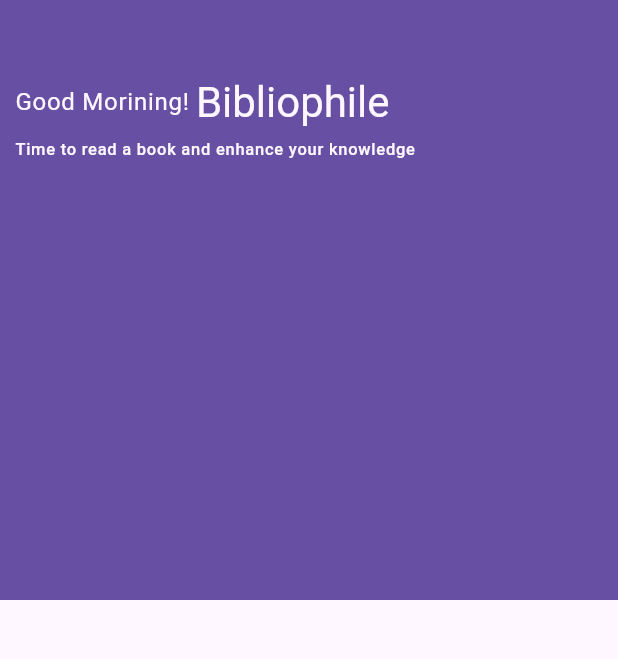
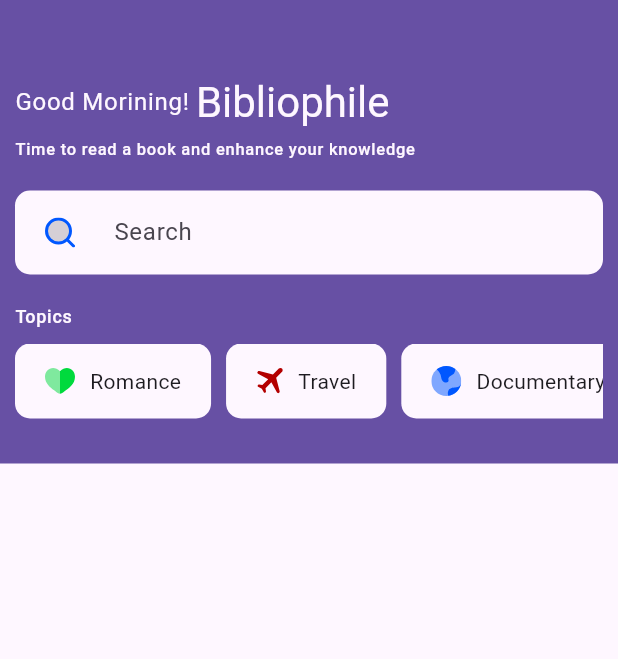
Before and after one commit to shreeya-a/project-7th-BookHub, a Flutter app: the HomeScreen screen opened directly, on a phone screen of 412 x 824 dp, the part 150-809 px from its top. Run offline on Flutter 3.47's test engine with Material 3 defaults, Android fonts, the light colour scheme and no system bars; our stand-ins replace flutter_svg, get; project files that could hold a hidden picture were left out.

Commit message:
Search and Categories section

```diff
--- /dev/null
+++ b/lib/Models/Data.dart
@@ -0,0 +1,18 @@
+var categoryData = [
+  {
+    "icon": "Assets/Icons/heart.svg",
+    "label": "Romance",
+  },
+  {
+    "icon": "Assets/Icons/plane.svg",
+    "label": "Travel",
+  },
+  {
+    "icon": "Assets/Icons/world.svg",
+    "label": "Documentary",
+  },
+  {
+    "icon": "Assets/Icons/heart.svg",
+    "label": "Love Story",
+  },
+];
--- a/lib/Screens/HomeScreen/HomeScreen.dart
+++ b/lib/Screens/HomeScreen/HomeScreen.dart
@@ -1,6 +1,11 @@
-import 'package:flutter/cupertino.dart';
+
 import 'package:flutter/material.dart';
+import 'package:flutter/widgets.dart';
+import 'package:flutter_svg/flutter_svg.dart';
+import 'package:project_7th_bookhub/Models/Data.dart';
 import 'package:project_7th_bookhub/Screens/HomeScreen/Widgets/AppBar.dart';
+import 'package:project_7th_bookhub/Screens/HomeScreen/Widgets/CategoryWidget.dart';
+import 'package:project_7th_bookhub/Screens/HomeScreen/Widgets/SearchBar.dart';
 
 class HomeScreen extends StatelessWidget {
   const HomeScreen({super.key});
@@ -11,43 +16,94 @@ class HomeScreen extends StatelessWidget {
       body: Column(
         children: [
           Container(
-            padding: EdgeInsets.all(10),
+            padding: const EdgeInsets.all(10),
             color: Theme.of(context).colorScheme.primary,
-            height: 500,
-            // child: Expanded(
+            // height: 500,
+            child: Expanded(
             child: Row(
               children: [
                 Expanded(
                   child: Column(
                     children: [
-                        SizedBox(height: 50),
+                      const SizedBox(height: 50),
                       //--AppBar--
-                        HomeAppBar(),
+                      const HomeAppBar(),
                       //-- heading content--
-                        SizedBox(height: 50),
+                      const SizedBox(height: 50),
                       Row(
                         children: [
-                            Text("Good Morining! ", style: Theme.of(context).textTheme.bodyLarge?.copyWith(
-                              color: Theme.of(context).colorScheme.background,
+                          Text("Good Morining! ",
+                              style: Theme.of(context)
+                                  .textTheme
+                                  .bodyLarge
+                                  ?.copyWith(
+                                    color: Theme.of(context)
+                                        .colorScheme
+                                        .background,
                                   )),
-                            Text("Bibliophile", style: Theme.of(context).textTheme.headlineMedium?.copyWith(
-                              color: Theme.of(context).colorScheme.background,)
-                            )
+                          Text("Bibliophile",
+                              style: Theme.of(context)
+                                  .textTheme
+                                  .headlineMedium
+                                  ?.copyWith(
+                                    color: Theme.of(context)
+                                        .colorScheme
+                                        .background,
+                                  ))
                         ],
                       ),
-                        SizedBox(height: 5),
+                      const SizedBox(height: 5),
                       Row(
                         children: [
                           Flexible(
-                                child: Text("Time to read a book and enhance your knowledge", style: Theme.of(context).textTheme.labelSmall?.copyWith(
-                                  color: Theme.of(context).colorScheme.background,)
-                                ),
+                            child: Text(
+                                "Time to read a book and enhance your knowledge",
+                                style: Theme.of(context)
+                                    .textTheme
+                                    .labelSmall
+                                    ?.copyWith(
+                                      color: Theme.of(context)
+                                          .colorScheme
+                                          .background,
+                                    )),
                           )
                         ],
                       ),
 
                       // ---Search bar---
+                      const SizedBox(height: 20),
+                      const MyInputTextField(),
 
+                      // ---Categories---
+
+                      const SizedBox(height: 20),
+                      Row(
+                        children: [
+                          Text(
+                            "Topics",
+                            style: Theme.of(context)
+                                .textTheme
+                                .labelMedium
+                                ?.copyWith(
+                                  color:
+                                      Theme.of(context).colorScheme.background,
+                                ),
+                          ),
+                        ],
+                      ),
+                      // Categories types
+                      const SizedBox(height: 10),
+                      SingleChildScrollView(
+                        scrollDirection: Axis.horizontal,
+                        child: Row(
+                            children: categoryData.map(
+                          (e) => CategoryWidget(
+                                  iconPath: e["icon"]!, btnName: e["label"]!),
+                            )
+                              .toList(),
+                        ),
+                      ),
+                      const SizedBox(height: 20),
                     ],
                   ),
                 )
@@ -55,6 +111,7 @@ class HomeScreen extends StatelessWidget {
             ),
           ),
           // )
+          )
         ],
       ),
     );
--- /dev/null
+++ b/lib/Screens/HomeScreen/Widgets/CategoryWidget.dart
@@ -0,0 +1,31 @@
+import 'package:flutter/material.dart';
+import 'package:flutter_svg/svg.dart';
+
+class CategoryWidget extends StatelessWidget {
+  final String iconPath;
+  final String btnName;
+  const CategoryWidget({super.key, required this.iconPath, required this.btnName});
+
+  @override
+  Widget build(BuildContext context) {
+    return Padding(
+      padding: const EdgeInsets.only(right: 10),
+      child: InkWell(
+        onTap: () {},
+        child: Container(
+          padding: const EdgeInsets.symmetric(horizontal: 20, vertical: 15),
+          decoration: BoxDecoration(
+              borderRadius: BorderRadius.circular(10),
+              color: Theme.of(context).colorScheme.background),
+          child: Row(
+            children: [
+              SvgPicture.asset(iconPath),
+              const SizedBox(width: 10),
+              Text(btnName),
+            ],
+          ),
+        ),
+      ),
+    );
+  }
+}
--- /dev/null
+++ b/lib/Screens/HomeScreen/Widgets/SearchBar.dart
@@ -0,0 +1,33 @@
+import 'package:flutter/material.dart';
+import 'package:flutter_svg/svg.dart';
+
+class MyInputTextField extends StatelessWidget {
+  const MyInputTextField({super.key});
+
+  @override
+  Widget build(BuildContext context) {
+    return Container(
+      decoration: BoxDecoration(
+        color: Theme.of(context).colorScheme.background,
+        borderRadius: BorderRadius.circular(10),
+      ),
+      child: Row(
+        children: [
+          const SizedBox(width: 20),
+          SvgPicture.asset("Assets/Icons/search.svg"),
+          const SizedBox(width: 10),
+          Expanded(
+            child: TextFormField(
+              decoration: const InputDecoration(
+                hintText: "Search",
+                  border: OutlineInputBorder(
+                    borderSide: BorderSide.none,
+                  )
+              ),
+            ),
+          ),
+        ],
+      ),
+    );
+  }
+}
```
Lines whose indentation alone changed are shown as unchanged.
